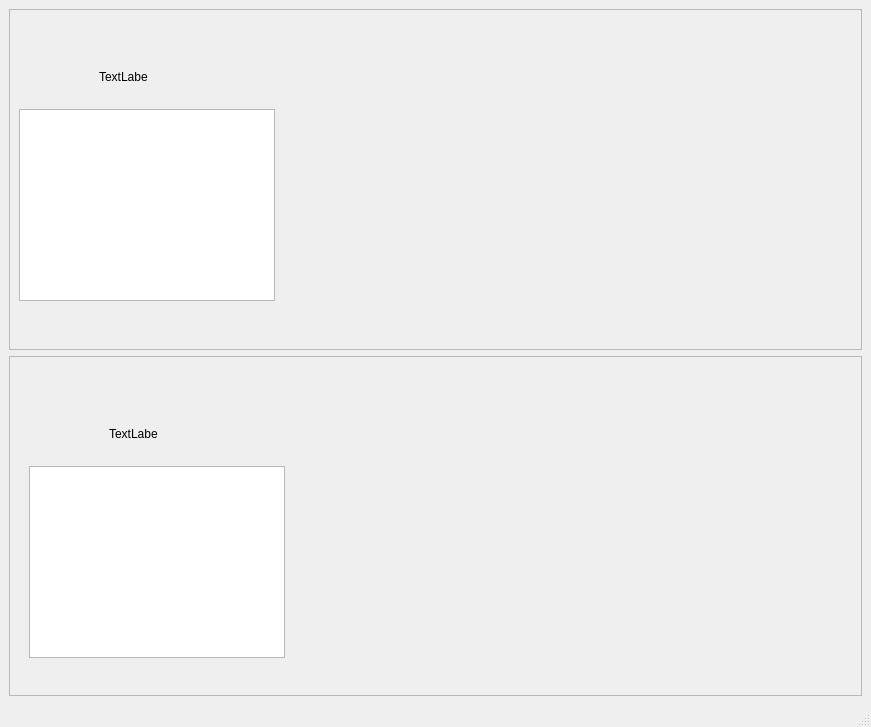
This is interfaz/GUI-UI/pruebas-responsive.ui in tigre437/interfaz-V0.1 as Qt 5 draws it before an edit. The edited form follows.
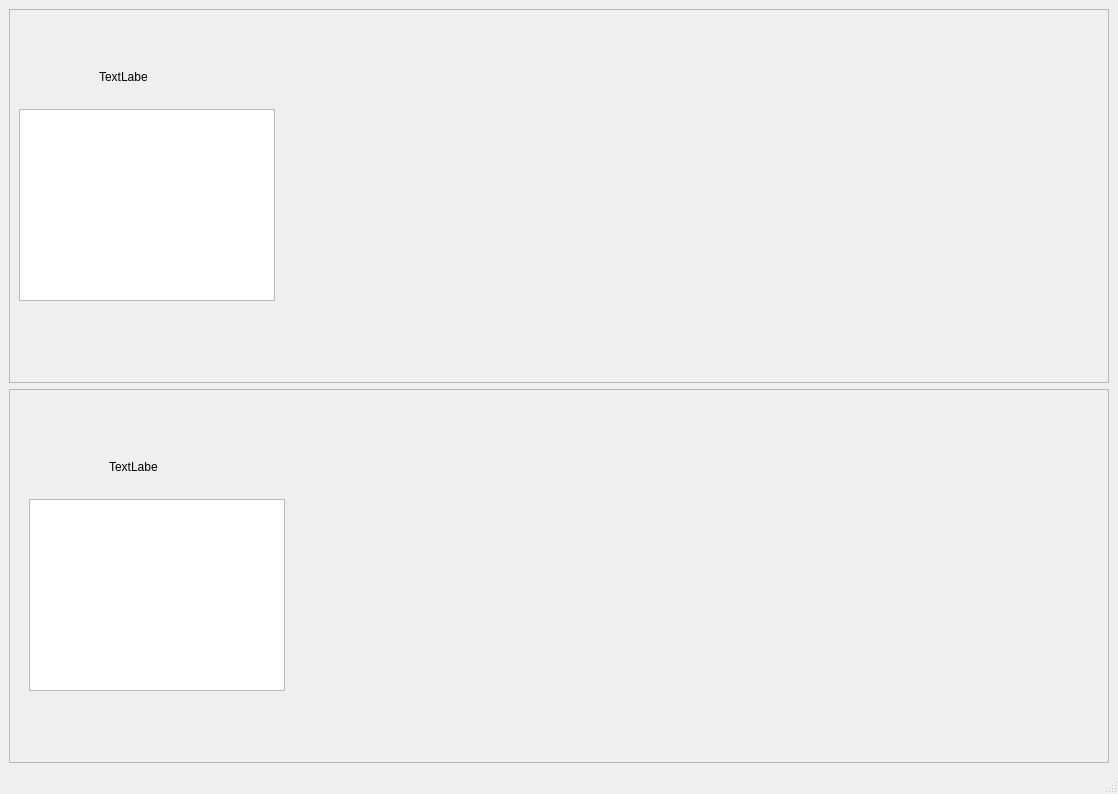
This is the edited form.

Commit message: layout de experimento completo y configuracion de camara tambien

Diff of the .ui file:
```diff
--- a/interfaz/GUI-UI/pruebas-responsive.ui
+++ b/interfaz/GUI-UI/pruebas-responsive.ui
@@ -6,8 +6,8 @@
    <rect>
     <x>0</x>
     <y>0</y>
-    <width>871</width>
-    <height>727</height>
+    <width>1118</width>
+    <height>794</height>
    </rect>
   </property>
   <property name="windowTitle">
```
The commit also changes 1 other file.
